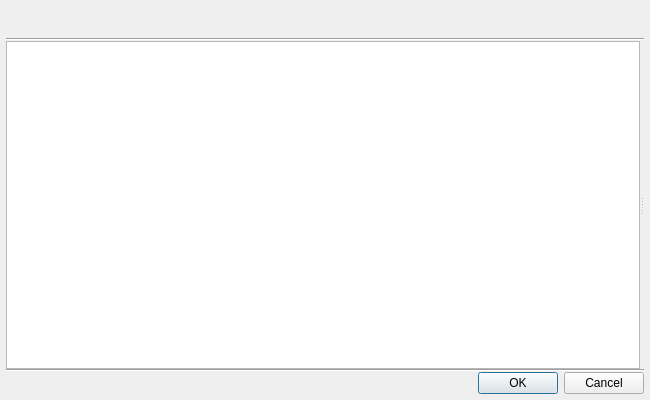
This is Code/Framework/AzToolsFramework/AzToolsFramework/AssetBrowser/AssetPicker/AssetPickerDialog.ui in o3de/o3de as Qt 5 draws it before an edit. The edited form follows.
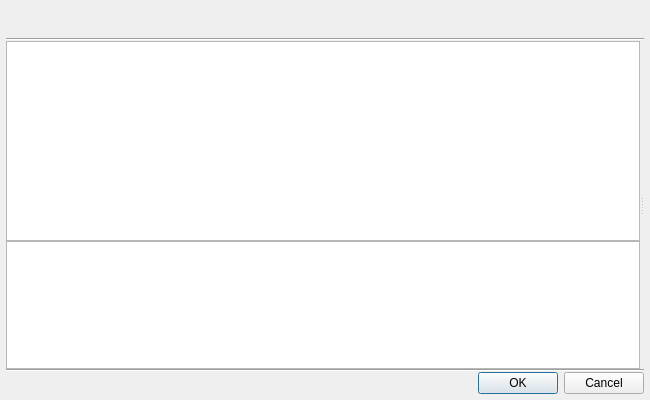
This is the edited form. Custom widgets are drawn as their Qt base class.

Commit message: Adding Asset Browser Table View to AssetPicker

Patch:
```diff
--- a/Code/Framework/AzToolsFramework/AzToolsFramework/AssetBrowser/AssetPicker/AssetPickerDialog.ui
+++ b/Code/Framework/AzToolsFramework/AzToolsFramework/AssetBrowser/AssetPicker/AssetPickerDialog.ui
@@ -142,6 +142,9 @@
          </property>
         </widget>
        </item>
+       <item>
+        <widget class="AzToolsFramework::AssetBrowser::AssetBrowserTableView" name="m_assetBrowserTableViewWidget"/>
+       </item>
       </layout>
      </widget>
      <widget class="QWidget" name="verticalLayoutWidget">
@@ -197,6 +200,11 @@
    <header>AzToolsFramework/AssetBrowser/Previewer/PreviewerFrame.h</header>
    <container>1</container>
   </customwidget>
+  <customwidget>
+   <class>AzToolsFramework::AssetBrowser::AssetBrowserTableView</class>
+   <extends>QTableView</extends>
+   <header>AzToolsFramework/AssetBrowser/Views/AssetBrowserTableView.h</header>
+  </customwidget>
  </customwidgets>
  <resources/>
  <connections/>
```
The commit also changes 2 other files.
